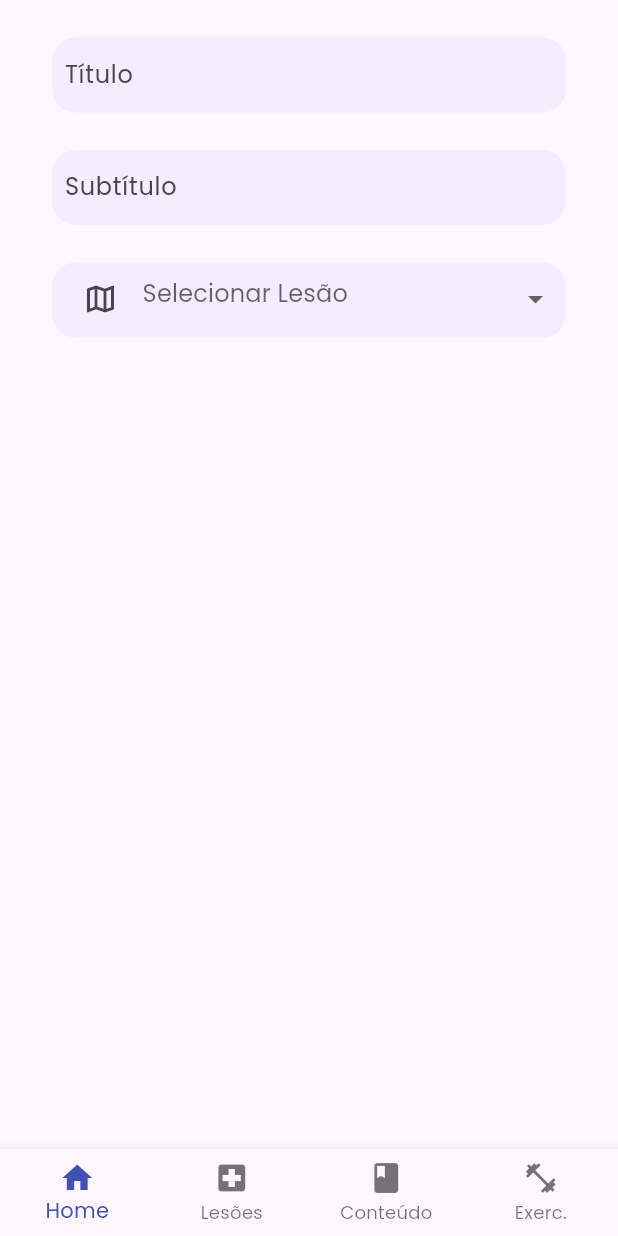
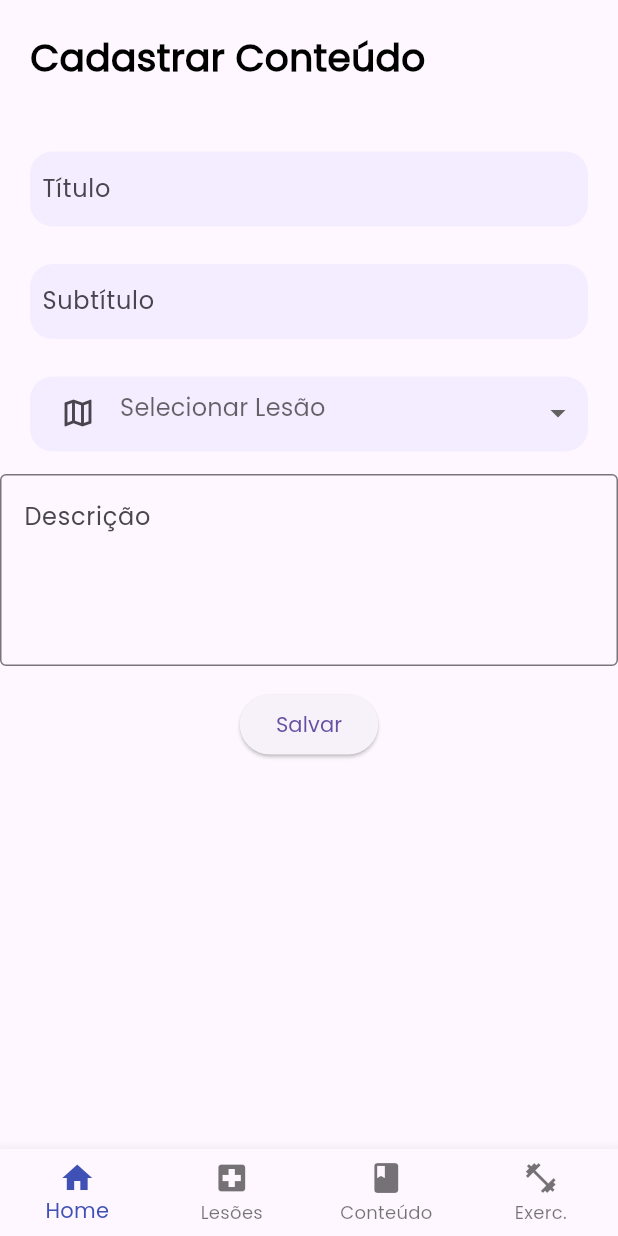
Before and after one commit to dvdgd/prev-ler-proj-mobile, a Flutter app: the ContentPage screen opened directly, on a phone screen of 412 x 824 dp. Run offline on Flutter 3.47's test engine with Material 2 defaults, Android fonts, the phone set to English and light mode, and no system bars; our stand-ins replace flutter_dotenv, flutter_riverpod, flutter_secure_storage; accounts and stored records are empty.

Commit message:
form conteudo fields

```diff
--- a/lib/pages/conteudo/cadastro_conteudo.dart
+++ b/lib/pages/conteudo/cadastro_conteudo.dart
@@ -26,24 +26,50 @@ class _ContentPageState extends State<ContentPage> {
       _selectedIndex = index;
     });
   }
+
   @override
   Widget build(BuildContext context) {
     return Scaffold(
-      body: Padding(
-        padding: const EdgeInsets.all(15),
+      body: Column(
+        children: [
+          Container(
+            alignment: Alignment.topLeft,
+            margin: const EdgeInsets.all(20.0),
+            child: const Text(
+              'Cadastrar Conteúdo',
+              textDirection: TextDirection.ltr,
+              style: TextStyle(
+                color: Colors.black,
+                fontWeight: FontWeight.bold,
+                fontSize: 25,
+              ),
+            ),
+          ),
+          const SizedBox(
+            height: 15,
+            width: 15,
+          ),
+          Expanded(
+            child: SingleChildScrollView(
               child: Column(
-          children : [
+                children: [
                   CustomTextField(controller: _tituloController, hintText: 'Título'),
                   const SizedBox(
                     height: 15,
                     width: 15,
                   ),
-            CustomTextField(controller: _subtituloController, hintText: 'Subtítulo'),
+                  CustomTextField(
+                    controller: _subtituloController,
+                    hintText: 'Subtítulo',
+                  ),
                   const SizedBox(
                     height: 15,
                     width: 15,
                   ),
-            CustomDropdownButton(controller: _lesaoController, hintText: 'Selecionar Lesão', list: const [
+                  CustomDropdownButton(
+                    controller: _lesaoController,
+                    hintText: 'Selecionar Lesão',
+                    list: const [
                       'Tendinite',
                       'Bursite',
                       'Miosites',
@@ -56,8 +82,28 @@ class _ContentPageState extends State<ContentPage> {
                     height: 15,
                     width: 15,
                   ),
+                  TextField(
+                    controller: _descricaoController,
+                    decoration: InputDecoration(
+                      hintText: 'Descrição',
+                      border: OutlineInputBorder(
+                        borderSide: BorderSide(),
+                      )
+                    ),
+                    maxLines: 4),
+                  const SizedBox(
+                    height: 15,
+                    width: 15,
+                  ),
+                  ElevatedButton(
+                    child: const Text('Salvar'),
+                    onPressed: () {},
+                    ),
                 ],
               ),
+            ),
+          ),
+        ],
       ),
       bottomNavigationBar: BottomNavigationBar(
         type: BottomNavigationBarType.fixed,
```
Lines whose indentation alone changed are shown as unchanged.
